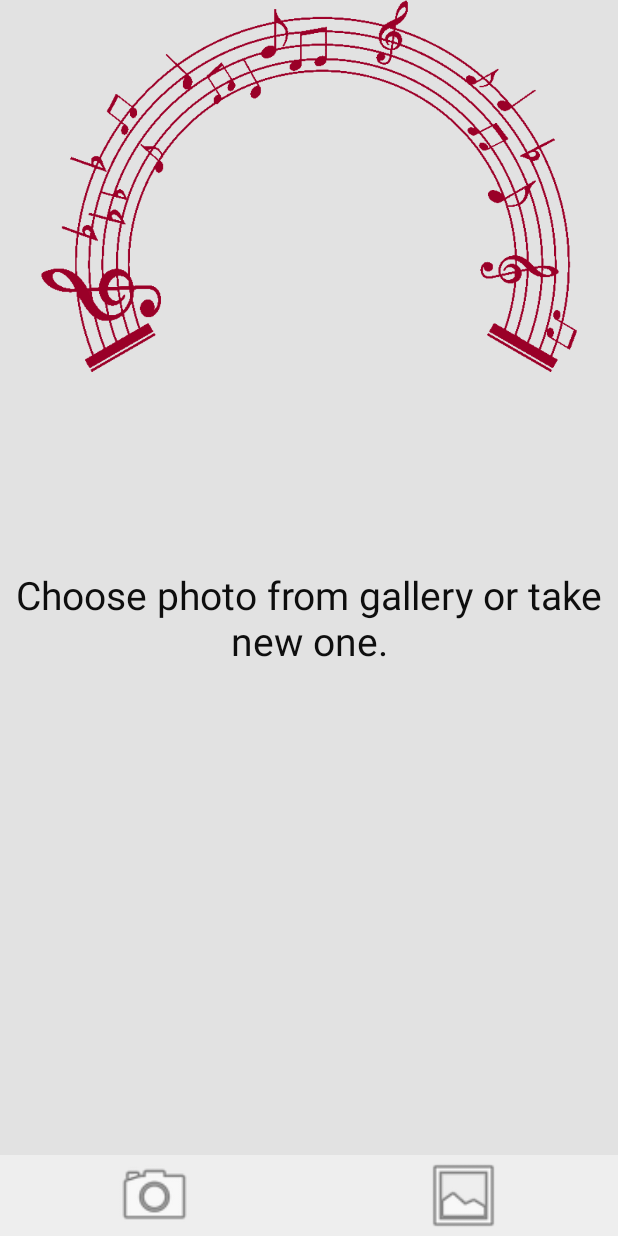
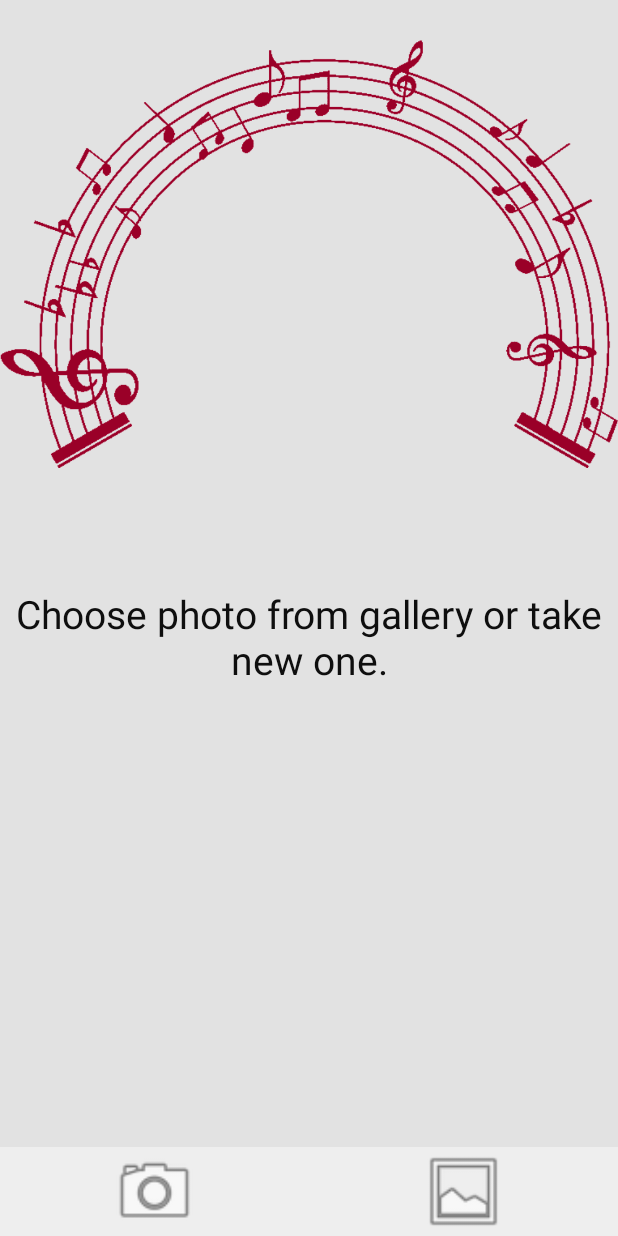
Before and after one commit to kubzoey95/projzesp, an Android app: the screen it shows after launch (MainActivity), on a phone screen of 412 x 824 dp. Run offline under Robolectric (Android 15) with nearby library versions, the phone set to English and light mode, and no system bars; libraries missing offline, so code that uses them is left out: org.billthefarmer.mididriver, org.opencv.android, org.opencv.core; 3 statements that could not run were skipped.

Commit message:
replay butt, responsive layout

```diff
--- a/app/src/main/java/com/ok/wefwds/Layout.java
+++ b/app/src/main/java/com/ok/wefwds/Layout.java
@@ -13,7 +13,7 @@ public class Layout extends Activity {
         this.context = context;
     }
 
-    Button playButton;
+    Button playButton, cancelButton;
     ImageView cameraButton, galleryButton, analyzedBitMap;
 
     public void showBitMap(Image im) {
@@ -22,7 +22,7 @@ public class Layout extends Activity {
     }
 
     public void hideBitMap() {
-        analyzedBitMap.setVisibility(View.GONE);
+        analyzedBitMap.setImageResource(0);
     }
 
     public void initializeButtons() {
@@ -30,16 +30,20 @@ public class Layout extends Activity {
         galleryButton = ((Activity) context).findViewById(R.id.gallery);
         analyzedBitMap = ((Activity) context).findViewById(R.id.bitMap);
         playButton = ((Activity) context).findViewById(R.id.play);
+        cancelButton = ((Activity) context).findViewById(R.id.cancel);
         this.setPlayButtonStartOption();
+        this.setCancelButtonStartOption();
     }
 
     public void toggleButtons() {
         if (playButton.getVisibility() == View.VISIBLE) {
             playButton.setVisibility(View.GONE);
+            cancelButton.setVisibility(View.GONE);
             cameraButton.setVisibility(View.VISIBLE);
             galleryButton.setVisibility(View.VISIBLE);
         } else {
             playButton.setVisibility(View.VISIBLE);
+            cancelButton.setVisibility(View.VISIBLE);
             cameraButton.setVisibility(View.GONE);
             galleryButton.setVisibility(View.GONE);
         }
@@ -49,4 +53,9 @@ public class Layout extends Activity {
         playButton.setVisibility(View.GONE);
         playButton.setText("Play music");
     }
+
+    private void setCancelButtonStartOption() {
+        cancelButton.setVisibility(View.GONE);
+        cancelButton.setText("Cancel");
+    }
 }
--- a/app/src/main/java/com/ok/wefwds/MainActivity.java
+++ b/app/src/main/java/com/ok/wefwds/MainActivity.java
@@ -179,7 +179,10 @@ public class MainActivity extends Activity {
 
     private void playPiece() {
         piece.playNotes();
+    }
+
+    public void cancelMusic(View view) {
+        layout.toggleButtons();
         layout.hideBitMap();
-        layout.toggleButtons();
     }
 }
--- a/app/src/main/res/layout/activity_main.xml
+++ b/app/src/main/res/layout/activity_main.xml
@@ -1,26 +1,44 @@
 <?xml version="1.0" encoding="utf-8"?>
-<android.widget.RelativeLayout xmlns:android="http://schemas.android.com/apk/res/android"
+<android.widget.LinearLayout xmlns:android="http://schemas.android.com/apk/res/android"
     xmlns:tools="http://schemas.android.com/tools"
     android:layout_width="match_parent"
     android:layout_height="match_parent"
+    android:background="#e2e2e2"
+    android:orientation="vertical"
+    android:weightSum="9.7"
     tools:context="com.ok.wefwds.MainActivity">
+
+    <ImageView
+        android:id="@+id/frontViewPhoto"
+        android:layout_width="match_parent"
+        android:layout_height="0dp"
+        android:layout_weight="4"
+        android:src="@drawable/music" />
 
     <TextView
         android:id="@+id/textView"
         android:layout_width="match_parent"
-        android:layout_height="match_parent"
-        android:layout_centerInParent="true"
-        android:background="#e2e2e2"
+        android:layout_height="0dp"
+        android:layout_gravity="center_horizontal"
+        android:layout_margin="1dp"
+        android:layout_weight="2"
         android:gravity="center"
         android:text="@string/choose_photo_from_gallery_or_take_new_one"
         android:textColor="#0e0e0e"
         android:textSize="26sp" />
 
+    <ImageView
+        android:id="@+id/bitMap"
+        android:layout_width="match_parent"
+        android:layout_height="0dp"
+        android:layout_weight="3" />
+
     <LinearLayout
         android:id="@+id/linearLayout1"
         android:layout_width="match_parent"
-        android:layout_height="54dp"
-        android:layout_alignParentBottom="true"
+        android:layout_height="0dp"
+        android:layout_weight="0.7"
+
         android:background="#eee"
         android:orientation="horizontal">
 
@@ -30,9 +48,9 @@
             android:layout_height="fill_parent"
             android:layout_gravity="center"
             android:layout_weight="1"
+            android:contentDescription="@string/openCamera"
             android:onClick="changeLayout"
-            android:src="@android:drawable/ic_menu_camera"
-            android:contentDescription="@string/openCamera" />
+            android:src="@android:drawable/ic_menu_camera" />
 
         <ImageView
             android:id="@+id/gallery"
@@ -40,9 +58,9 @@
             android:layout_height="fill_parent"
             android:layout_gravity="center"
             android:layout_weight="1"
-            android:src="@android:drawable/ic_menu_gallery"
+            android:contentDescription="@string/openGallery"
             android:onClick="choosePhotoFromGallery"
-            android:contentDescription="@string/openGallery" />
+            android:src="@android:drawable/ic_menu_gallery" />
 
         <Button
             android:id="@+id/play"
@@ -50,26 +68,18 @@
             android:layout_height="fill_parent"
             android:layout_gravity="center"
             android:layout_weight="1"
-            android:onClick="playMusic"
-            android:contentDescription="@string/playMusic" />
+            android:contentDescription="@string/playMusic"
+            android:onClick="playMusic" />
+
+        <Button
+            android:id="@+id/cancel"
+            android:layout_width="0dp"
+            android:layout_height="fill_parent"
+            android:layout_gravity="center"
+            android:layout_weight="1"
+            android:contentDescription="@string/cancel"
+            android:onClick="cancelMusic" />
     </LinearLayout>
 
-    <ImageView
-        android:id="@+id/bitMap"
-        android:layout_width="match_parent"
-        android:layout_height="248dp"
-        android:layout_alignParentBottom="true"
-        android:layout_marginBottom="54dp"
-        android:weightSum="2"
-        tools:layout_height="200dp" />
-    <ImageView
-        android:id="@+id/frontViewPhoto"
-        android:layout_width="match_parent"
-        android:layout_height="248dp"
-        android:layout_alignParentTop="false"
-        android:layout_centerHorizontal="true"
-        android:src="@drawable/music"
-        android:weightSum="2" />
 
-
-</android.widget.RelativeLayout>
+</android.widget.LinearLayout>
--- a/app/src/main/res/values/strings.xml
+++ b/app/src/main/res/values/strings.xml
@@ -5,4 +5,6 @@
     <string name="choose_photo_from_gallery_or_take_new_one">Choose photo from gallery or take new one.</string>
     <string name="cameraView">cameraView</string>
     <string name="playMusic">playMusic</string>
+    <string name="cancel">cancel</string>
+
 </resources>
```
